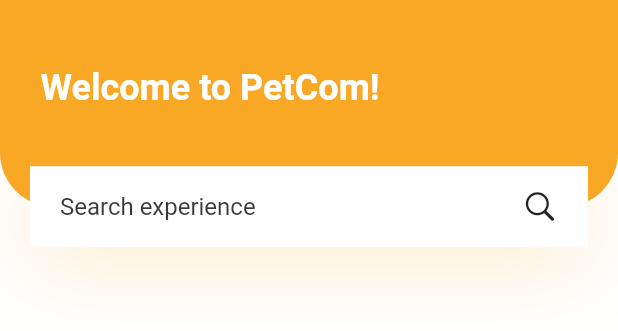
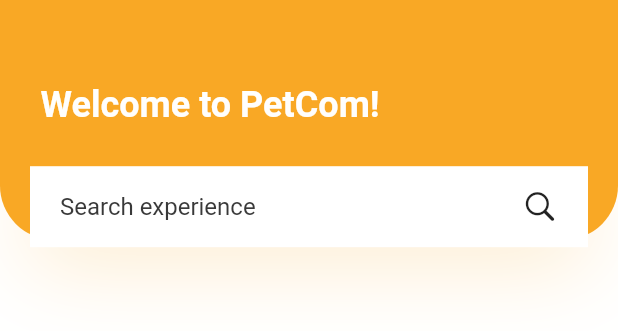
Before and after one commit to WangKehanK/PetCom, a Flutter app: the HeaderWithSearchBox widget shown alone on an empty page, opened directly with empty values, on a phone screen of 412 x 824 dp. Shown: the top 331 px of the screen. Run offline on Flutter 3.47's test engine with Material 2 defaults, Android fonts, the phone set to English and light mode, and no system bars; our stand-ins replace dio, flutter_staggered_animations; missing offline and left inert: direct_select, material_dialogs; network calls fail; Roboto replaces fonts that are missing (Muli).

Commit message:
ui update

```diff
--- a/lib/screens/Home/components/header_with_searchbox.dart
+++ b/lib/screens/Home/components/header_with_searchbox.dart
@@ -50,7 +50,7 @@ class _HeaderWithSearchBoxState extends State<HeaderWithSearchBox> {
               right: 27,
               bottom: kDefaultPadding,
             ),
-            height: widget.size.height * 0.2 - 27,
+            height: widget.size.height * 0.2 - 5,
             decoration: BoxDecoration(
               color: kPrimaryColor,
               gradient: LinearGradient(colors: [kPrimaryColor, kPrimaryColor]),
@@ -93,7 +93,7 @@ class _HeaderWithSearchBoxState extends State<HeaderWithSearchBox> {
                   Expanded(
                     child: TextField(
                       textInputAction: TextInputAction.done,
-                      onSubmitted: (value){
+                      onSubmitted: (value) {
                         if (_text == null) {
                           Dialogs.bottomMaterialDialog(
                               msg: 'Please enter something',
--- a/lib/screens/main_screen.dart
+++ b/lib/screens/main_screen.dart
@@ -114,8 +114,9 @@ class BNBCustomPainter extends CustomPainter {
     path.quadraticBezierTo(size.width * 0.80, 0, size.width, 0);
     path.lineTo(size.width, size.height);
     path.lineTo(0, size.height);
-    path.lineTo(0, 20);
-    canvas.drawShadow(path.shift(Offset(0, -5)), Colors.black, 10, true);
+    path.lineTo(0, 0);
+    canvas.drawShadow(
+        path.shift(Offset(5, -5)), Colors.grey.shade300, 20, true);
     canvas.drawPath(path, paint);
   }
 
```
Also changed, not shown: lib/screens/Account/Profile/components/profile_menu.dart (+8 -1 lines).
